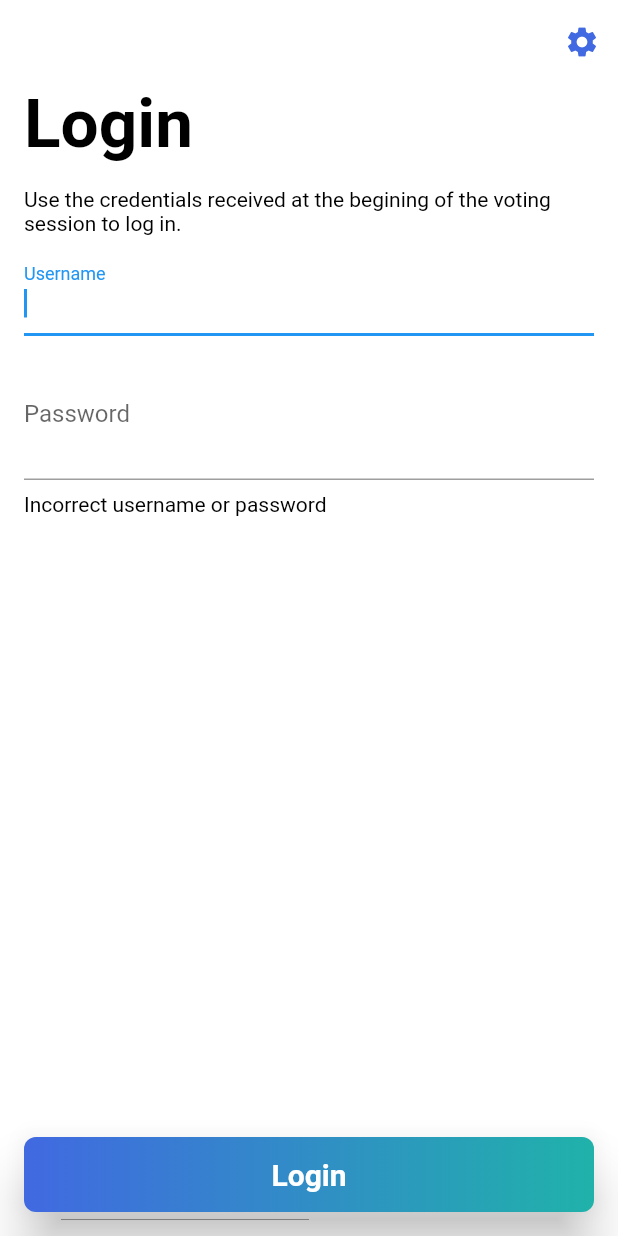
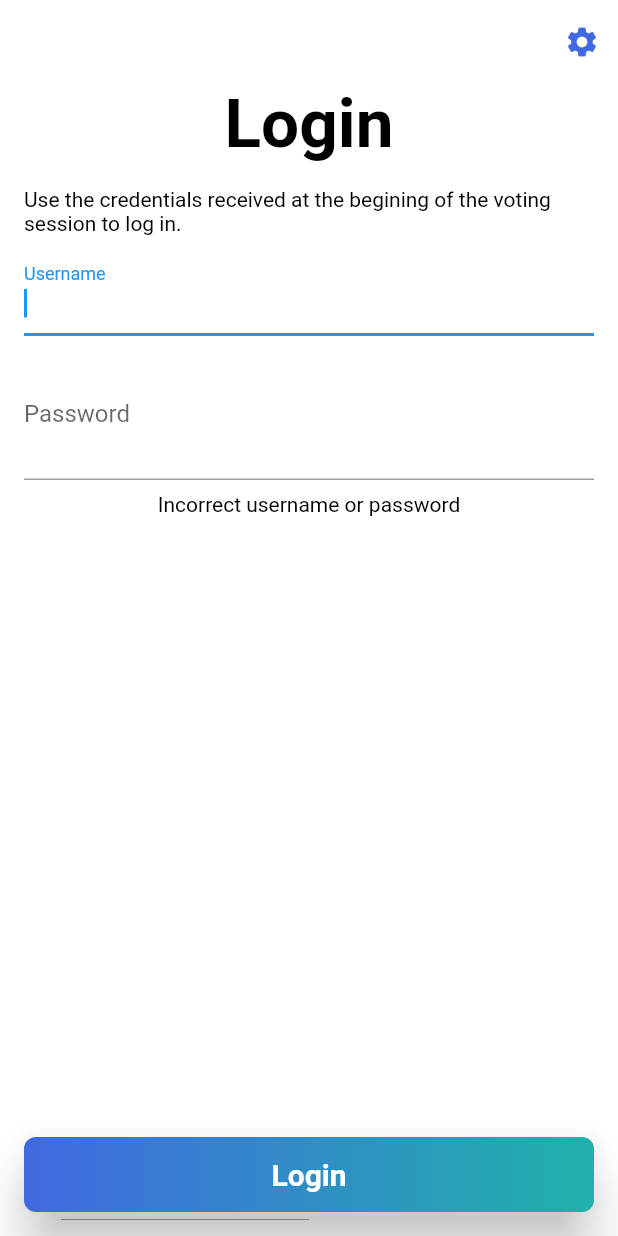
Before and after one commit to wszeborowskimateusz/VotingMobile, a Flutter app: the screen it shows after launch, after a tap on "Login", on a phone screen of 412 x 824 dp. Run offline on Flutter 3.47's test engine with Material 2 defaults, Android fonts, the phone set to English and light mode, and no system bars; our stand-ins replace carousel_slider, equatable, flutter_svg, get_it, shared_preferences; missing offline and left inert: flutter_sequence_animation.

Commit message:
Adding web support and scaling for web

```diff
--- /dev/null
+++ b/lib/common/config/config.dart
@@ -0,0 +1,3 @@
+class Config {
+  static const double maxElementInAppWidth = 900;
+}
--- /dev/null
+++ b/lib/common/platform_svg/fake_html.dart
@@ -0,0 +1,3 @@
+class ImageElement {
+  ImageElement({src, height, width});
+}
--- /dev/null
+++ b/lib/common/platform_svg/fake_ui.dart
@@ -0,0 +1,4 @@
+// ignore: camel_case_types
+class platformViewRegistry {
+  static void registerViewFactory(String viewId, dynamic cb) {}
+}
--- a/lib/common/ui/common_gradient_button.dart
+++ b/lib/common/ui/common_gradient_button.dart
@@ -1,4 +1,5 @@
 import 'package:flutter/material.dart';
+import 'package:votingmobile/common/config/config.dart';
 
 class CommonGradientButton extends StatelessWidget {
   static const BorderRadius _borderRadius =
@@ -13,6 +14,8 @@ class CommonGradientButton extends StatelessWidget {
   Widget build(BuildContext context) {
     return SizedBox(
       height: 50,
+      child: Container(
+        constraints: BoxConstraints(maxWidth: Config.maxElementInAppWidth - 100),
         child: RaisedButton(
           padding: EdgeInsets.all(0.0),
           onPressed: onPressed,
@@ -22,8 +25,8 @@ class CommonGradientButton extends StatelessWidget {
           ),
           child: Ink(
             decoration: const BoxDecoration(
-            gradient:
-                LinearGradient(colors: [Color(0xff4169E1), Color(0xff20b2aa)]),
+              gradient: LinearGradient(
+                  colors: [Color(0xff4169E1), Color(0xff20b2aa)]),
               borderRadius: _borderRadius,
             ),
             child: Container(
@@ -40,6 +43,7 @@ class CommonGradientButton extends StatelessWidget {
             ),
           ),
         ),
+      ),
     );
   }
 }
--- a/lib/common/ui/radio_button/custom_radio_button.dart
+++ b/lib/common/ui/radio_button/custom_radio_button.dart
@@ -1,5 +1,5 @@
 import 'package:flutter/material.dart';
-import 'package:flutter_svg/flutter_svg.dart';
+import 'package:votingmobile/common/platform_svg/platform_svg.dart';
 import 'package:votingmobile/common/ui/radio_button/radio_model.dart';
 
 class CustomRadioGroupWidget<T> extends StatefulWidget {
@@ -74,9 +74,10 @@ class RoundRadioItem<T> extends StatelessWidget {
               _item.assetPath != null
                   ? Padding(
                       padding: const EdgeInsets.only(right: 8.0),
-                      child: SvgPicture.asset(
+                      child: PlatformSvg.asset(
                         _item.assetPath,
                         height: 24,
+                        width: 24,
                       ),
                     )
                   : Container(),
--- a/lib/common/ui/settings/settings_page.dart
+++ b/lib/common/ui/settings/settings_page.dart
@@ -1,5 +1,6 @@
 import 'package:flutter/material.dart';
 import 'package:votingmobile/common/backend/locale_repository.dart';
+import 'package:votingmobile/common/config/config.dart';
 import 'package:votingmobile/common/locator/locator.dart';
 import 'package:votingmobile/common/navigation/common_navigator.dart';
 import 'package:votingmobile/common/ui/common_gradient_button.dart';
@@ -28,6 +29,8 @@ class _SettingPageState extends State<SettingPage> {
     final translations = Translations.of(context);
     return CommonRoute(
       title: translations.settings,
+      child: Container(
+        constraints: BoxConstraints(maxWidth: Config.maxElementInAppWidth),
         child: Column(
           mainAxisSize: MainAxisSize.max,
           children: <Widget>[
@@ -35,6 +38,7 @@ class _SettingPageState extends State<SettingPage> {
             _buildLocaleSettings(context),
             Divider(),
           ],
+        ),
       ),
       bottomSection: userRepository.isLoggedIn
           ? CommonGradientButton(
--- a/lib/login/ui/login_page.dart
+++ b/lib/login/ui/login_page.dart
@@ -1,4 +1,5 @@
 import 'package:flutter/material.dart';
+import 'package:votingmobile/common/config/config.dart';
 import 'package:votingmobile/common/locator/locator.dart';
 import 'package:votingmobile/common/navigation/common_navigator.dart';
 import 'package:votingmobile/common/ui/common_gradient_button.dart';
@@ -28,10 +29,13 @@ class _LoginPageState extends State<LoginPage> {
   Widget build(BuildContext context) {
     final translations = Translations.of(context);
     return Column(
+      crossAxisAlignment: CrossAxisAlignment.stretch,
       children: <Widget>[
         Expanded(
           child: Column(
-            crossAxisAlignment: CrossAxisAlignment.start,
+            crossAxisAlignment: _isWidthThresholdExceeded(context)
+                ? CrossAxisAlignment.center
+                : CrossAxisAlignment.center,
             children: <Widget>[
               Padding(
                 padding: EdgeInsets.only(bottom: 16.0),
@@ -64,9 +68,13 @@ class _LoginPageState extends State<LoginPage> {
             ],
           ),
         ),
-        CommonGradientButton(
+        Container(
+          constraints: BoxConstraints(maxWidth: Config.maxElementInAppWidth),
+          alignment: Alignment.center,
+          child: CommonGradientButton(
             title: translations.login,
             onPressed: () => _onLogin(context),
+          ),
         )
       ],
     );
@@ -88,6 +96,9 @@ class _LoginPageState extends State<LoginPage> {
     });
   }
 }
+
+bool _isWidthThresholdExceeded(BuildContext context) =>
+    MediaQuery.of(context).size.width > Config.maxElementInAppWidth;
 
 class _InputForm extends StatefulWidget {
   final bool isValidationCorrect;
@@ -113,8 +124,13 @@ class __InputFormState extends State<_InputForm> {
   @override
   Widget build(BuildContext context) {
     final translations = Translations.of(context);
-    return Form(
+    return Container(
+      constraints: BoxConstraints(maxWidth: Config.maxElementInAppWidth - 100),
+      child: Form(
         child: Column(
+          crossAxisAlignment: _isWidthThresholdExceeded(context)
+              ? CrossAxisAlignment.center
+              : CrossAxisAlignment.start,
           children: <Widget>[
             Padding(
               padding: EdgeInsets.only(bottom: 8.0),
@@ -149,7 +165,9 @@ class __InputFormState extends State<_InputForm> {
                 labelText: translations.password,
                 suffix: IconButton(
                   icon: Icon(
-                  _isPasswordObscured ? Icons.visibility_off : Icons.visibility,
+                    _isPasswordObscured
+                        ? Icons.visibility_off
+                        : Icons.visibility,
                     color: Colors.black,
                   ),
                   onPressed: () {
@@ -162,6 +180,7 @@ class __InputFormState extends State<_InputForm> {
             ),
           ],
         ),
+      ),
     );
   }
 }
--- a/lib/main.dart
+++ b/lib/main.dart
@@ -1,3 +1,4 @@
+import 'package:flutter/foundation.dart';
 import 'package:flutter/material.dart';
 import 'package:flutter/services.dart';
 import 'package:flutter_localizations/flutter_localizations.dart';
@@ -11,7 +12,9 @@ import 'package:votingmobile/voting/backend/votings_repository.dart';
 void main() async {
   WidgetsFlutterBinding.ensureInitialized();
   await registerDependencies();
-  await SystemChrome.setPreferredOrientations([DeviceOrientation.portraitUp]);
+  if (!kIsWeb) {
+    await SystemChrome.setPreferredOrientations([DeviceOrientation.portraitUp]);
+  }
   runApp(
     ChangeNotifierProvider<ActiveVoting>(
       create: (context) => ActiveVoting(),
--- a/pubspec.yaml
+++ b/pubspec.yaml
@@ -21,7 +21,6 @@ dependencies:
     sdk: flutter
   flutter_localizations:
     sdk: flutter
-  flutter_bloc: ^4.0.0
   get_it: ^4.0.2
   equatable: ^1.1.1
   provider: ^4.1.2
```
Also changed, not shown: lib/common/platform_svg/platform_svg.dart (added, +74 -0 lines), lib/common/ui/settings/rolling_switch.dart (+6 -4 lines), lib/voting/ui/common_vote_page.dart (+6 -2 lines), lib/voting/ui/multiple_choice_voting_results_box.dart (+7 -2 lines), lib/voting/ui/voting_results_box.dart (+14 -8 lines), lib/voting/ui/votings_history_list_widget.dart (+11 -4 lines), pubspec.lock, 10 other files. Lines whose indentation alone changed are shown as unchanged.
